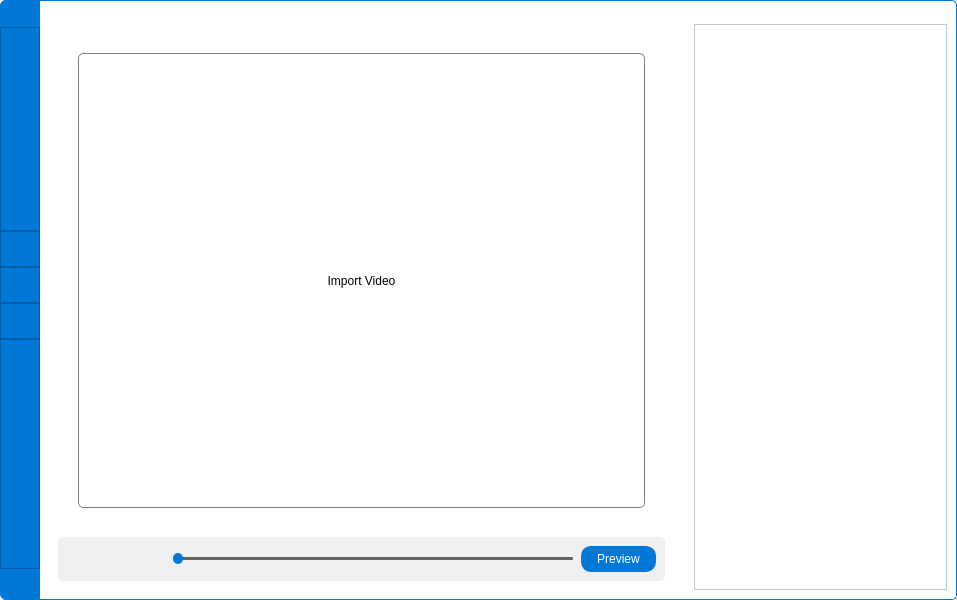
PixellQ/3DAPE, file New.ui: the form before one commit.
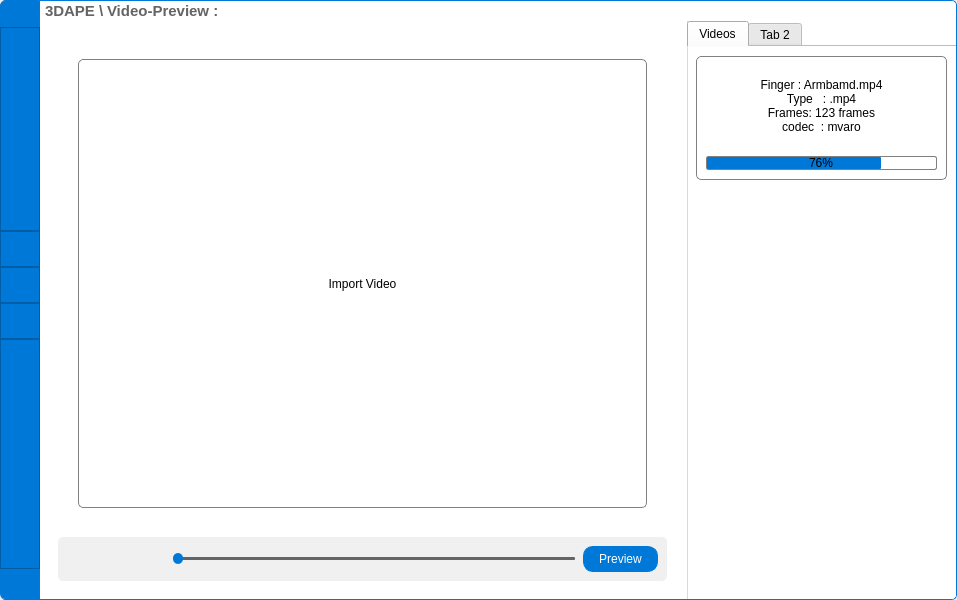
The form after the commit. The open tabs and pages were chosen to show the change. Icons and pictures are not drawn.

Diff of the .ui file:
```diff
--- a/New.ui
+++ b/New.ui
@@ -11,10 +11,7 @@
    </rect>
   </property>
   <property name="windowTitle">
-   <string>MainWindow</string>
-  </property>
-  <property name="styleSheet">
-   <string notr="true"/>
+   <string>3DAPE</string>
   </property>
   <widget class="QWidget" name="centralwidget">
    <layout class="QGridLayout" name="gridLayout">
@@ -538,8 +535,93 @@
              <property name="bottomMargin">
               <number>0</number>
              </property>
-             <item>
-              <widget class="QWidget" name="TitleNameContainer" native="true"/>
+             <item alignment="Qt::AlignLeft">
+              <widget class="QWidget" name="TitleNameContainer" native="true">
+               <property name="minimumSize">
+                <size>
+                 <width>350</width>
+                 <height>0</height>
+                </size>
+               </property>
+               <property name="styleSheet">
+                <string notr="true">#TitleNameContainer
+{}
+/*	border: 1px solid gray;
+	border-radius: 2px;
+	margin: 1px;
+}*/</string>
+               </property>
+               <layout class="QHBoxLayout" name="horizontalLayout_4">
+                <property name="spacing">
+                 <number>0</number>
+                </property>
+                <property name="leftMargin">
+                 <number>5</number>
+                </property>
+                <property name="topMargin">
+                 <number>0</number>
+                </property>
+                <property name="rightMargin">
+                 <number>5</number>
+                </property>
+                <property name="bottomMargin">
+                 <number>0</number>
+                </property>
+                <item>
+                 <widget class="QLabel" name="DAPE_3">
+                  <property name="font">
+                   <font>
+                    <family>Segoe UI</family>
+                    <pointsize>11</pointsize>
+                    <weight>75</weight>
+                    <bold>true</bold>
+                   </font>
+                  </property>
+                  <property name="styleSheet">
+                   <string notr="true">#DAPE_3{
+	color: rgb(100, 100, 100);
+}</string>
+                  </property>
+                  <property name="text">
+                   <string>3DAPE \</string>
+                  </property>
+                 </widget>
+                </item>
+                <item>
+                 <widget class="QLineEdit" name="PathTitle">
+                  <property name="sizePolicy">
+                   <sizepolicy hsizetype="Expanding" vsizetype="Fixed">
+                    <horstretch>0</horstretch>
+                    <verstretch>0</verstretch>
+                   </sizepolicy>
+                  </property>
+                  <property name="font">
+                   <font>
+                    <family>Segoe UI</family>
+                    <pointsize>11</pointsize>
+                    <weight>75</weight>
+                    <bold>true</bold>
+                   </font>
+                  </property>
+                  <property name="styleSheet">
+                   <string notr="true">#PathTitle{
+	color: rgb(100, 100, 100);
+}
+</string>
+                  </property>
+                  <property name="text">
+                   <string>Video-Preview :</string>
+                  </property>
+                  <property name="maxLength">
+                   <number>30</number>
+                  </property>
+                  <property name="frame">
+                   <bool>false</bool>
+                  </property>
+                 </widget>
+                </item>
+               </layout>
+              </widget>
              </item>
              <item alignment="Qt::AlignRight">
               <widget class="QWidget" name="ButtonContainer" native="true">
@@ -851,7 +933,6 @@
                                 <property name="styleSheet">
                                  <string notr="true">#ImportVidbtn{
 	border-radius: 5px;
-	border-color: #0078d7;
 	border: 1px solid gray;
 	margin: 20px;
 }</string>
@@ -1030,23 +1111,205 @@
                           <property name="styleSheet">
                            <string notr="true">#VideoOptions{
 	background-color: rgb(255, 255, 255);
+	border-left: 1px solid gray;
+	border-color: rgb(217, 217, 217);
 	border-bottom-right-radius: 5px;
 }</string>
                           </property>
                           <layout class="QGridLayout" name="gridLayout_13">
+                           <property name="leftMargin">
+                            <number>0</number>
+                           </property>
+                           <property name="topMargin">
+                            <number>0</number>
+                           </property>
+                           <property name="rightMargin">
+                            <number>0</number>
+                           </property>
+                           <property name="bottomMargin">
+                            <number>0</number>
+                           </property>
+                           <property name="spacing">
+                            <number>0</number>
+                           </property>
                            <item row="0" column="0">
-                            <widget class="QListWidget" name="listView">
-                             <property name="sizePolicy">
-                              <sizepolicy hsizetype="Preferred" vsizetype="Expanding">
-                               <horstretch>0</horstretch>
-                               <verstretch>0</verstretch>
-                              </sizepolicy>
+                            <widget class="QTabWidget" name="VideoOptionTab">
+                             <property name="currentIndex">
+                              <number>0</number>
                              </property>
-                             <property name="styleSheet">
-                              <string notr="true">#listView{
-   background-color: rgb(255, 255, 255);
-}</string>
+                             <property name="documentMode">
+                              <bool>true</bool>
                              </property>
+                             <property name="movable">
+                              <bool>true</bool>
+                             </property>
+                             <widget class="QWidget" name="VideoFilesTab">
+                              <attribute name="title">
+                               <string>Videos</string>
+                              </attribute>
+                              <layout class="QGridLayout" name="gridLayout_27">
+                               <item row="0" column="0">
+                                <widget class="QScrollArea" name="VideoScrollArea">
+                                 <property name="frameShape">
+                                  <enum>QFrame::NoFrame</enum>
+                                 </property>
+                                 <property name="widgetResizable">
+                                  <bool>true</bool>
+                                 </property>
+                                 <widget class="QWidget" name="VideoScrollContent">
+                                  <property name="geometry">
+                                   <rect>
+                                    <x>0</x>
+                                    <y>0</y>
+                                    <width>254</width>
+                                    <height>531</height>
+                                   </rect>
+                                  </property>
+                                  <property name="styleSheet">
+                                   <string notr="true">#VideoScrollContent
+{
+	background-color: #ffffff;
+}</string>
+                                  </property>
+                                  <layout class="QVBoxLayout" name="verticalLayout_5">
+                                   <property name="spacing">
+                                    <number>0</number>
+                                   </property>
+                                   <property name="leftMargin">
+                                    <number>0</number>
+                                   </property>
+                                   <property name="topMargin">
+                                    <number>0</number>
+                                   </property>
+                                   <property name="rightMargin">
+                                    <number>0</number>
+                                   </property>
+                                   <property name="bottomMargin">
+                                    <number>0</number>
+                                   </property>
+                                   <item alignment="Qt::AlignTop">
+                                    <widget class="QWidget" name="VideoDetailWidget" native="true">
+                                     <property name="sizePolicy">
+                                      <sizepolicy hsizetype="Preferred" vsizetype="Preferred">
+                                       <horstretch>0</horstretch>
+                                       <verstretch>0</verstretch>
+                                      </sizepolicy>
+                                     </property>
+                                     <property name="styleSheet">
+                                      <string notr="true">#VideoDetailWidget{
+	background-color: #fffff;
+	border: 1px solid gray;
+	border-radius: 5px;}</string>
+                                     </property>
+                                     <layout class="QGridLayout" name="gridLayout_28">
+                                      <property name="leftMargin">
+                                       <number>0</number>
+                                      </property>
+                                      <property name="topMargin">
+                                       <number>0</number>
+                                      </property>
+                                      <property name="rightMargin">
+                                       <number>0</number>
+                                      </property>
+                                      <property name="bottomMargin">
+                                       <number>0</number>
+                                      </property>
+                                      <property name="spacing">
+                                       <number>0</number>
+                                      </property>
+                                      <item row="0" column="0">
+                                       <widget class="QPushButton" name="VideoDetailButton">
+                                        <property name="sizePolicy">
+                                         <sizepolicy hsizetype="Expanding" vsizetype="Fixed">
+                                          <horstretch>0</horstretch>
+                                          <verstretch>0</verstretch>
+                                         </sizepolicy>
+                                        </property>
+                                        <property name="minimumSize">
+                                         <size>
+                                          <width>0</width>
+                                          <height>100</height>
+                                         </size>
+                                        </property>
+                                        <property name="styleSheet">
+                                         <string notr="true">#VideoDetailButton
+{
+	background-position: center;
+	background-repeat: no-repeat;
+	border: none;
+	border-radius: 5px;
+	text-align: center;
+	padding: -20px;
+}</string>
+                                        </property>
+                                        <property name="text">
+                                         <string>Finger : Armbamd.mp4
+Type   : .mp4
+Frames: 123 frames
+codec  : mvaro</string>
+                                        </property>
+                                        <property name="icon">
+                                         <iconset>
+                                          <normaloff>Tests/fc10e406-8445-4868-a2d4-526497fcd9bc_Untitled.png</normaloff>Tests/fc10e406-8445-4868-a2d4-526497fcd9bc_Untitled.png</iconset>
+                                        </property>
+                                        <property name="iconSize">
+                                         <size>
+                                          <width>120</width>
+                                          <height>120</height>
+                                         </size>
+                                        </property>
+                                       </widget>
+                                      </item>
+                                      <item row="1" column="0">
+                                       <widget class="QProgressBar" name="VideoDetailBar">
+                                        <property name="sizePolicy">
+                                         <sizepolicy hsizetype="Expanding" vsizetype="Preferred">
+                                          <horstretch>0</horstretch>
+                                          <verstretch>0</verstretch>
+                                         </sizepolicy>
+                                        </property>
+                                        <property name="styleSheet">
+                                         <string notr="true">#VideoDetailBar{
+	margin: 10px;
+	margin-top: 0px;
+	margin-bottom: 10px;
+	padding-bottom: -10px;
+	border: 1px solid gray;
+	border-radius: 2px;}
+
+#VideoDetailBar::chunk{
+	background-color: rgb(0, 120, 215);
+	margin-top: 0px;
+	margin-bottom: 10px;
+	padding-bottom: -10px;
+	border: 1px solid gray;
+	border-color: rgb(0, 120, 215);
+	border-radius: 1px;}</string>
+                                        </property>
+                                        <property name="value">
+                                         <number>76</number>
+                                        </property>
+                                        <property name="alignment">
+                                         <set>Qt::AlignHCenter|Qt::AlignTop</set>
+                                        </property>
+                                       </widget>
+                                      </item>
+                                     </layout>
+                                     <zorder>VideoDetailBar</zorder>
+                                     <zorder>VideoDetailButton</zorder>
+                                    </widget>
+                                   </item>
+                                  </layout>
+                                 </widget>
+                                </widget>
+                               </item>
+                              </layout>
+                             </widget>
+                             <widget class="QWidget" name="VideoEditTab">
+                              <attribute name="title">
+                               <string>Tab 2</string>
+                              </attribute>
+                             </widget>
                             </widget>
                            </item>
                           </layout>
```
Left out of the diff: 5 changed lines with no effect on the pictures.
